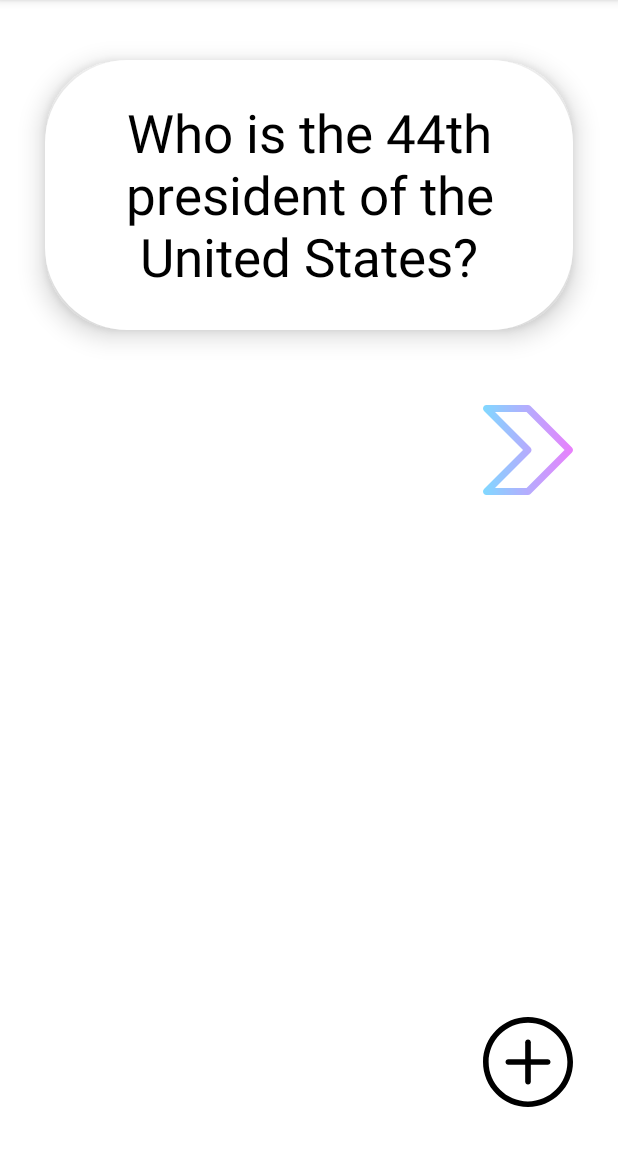
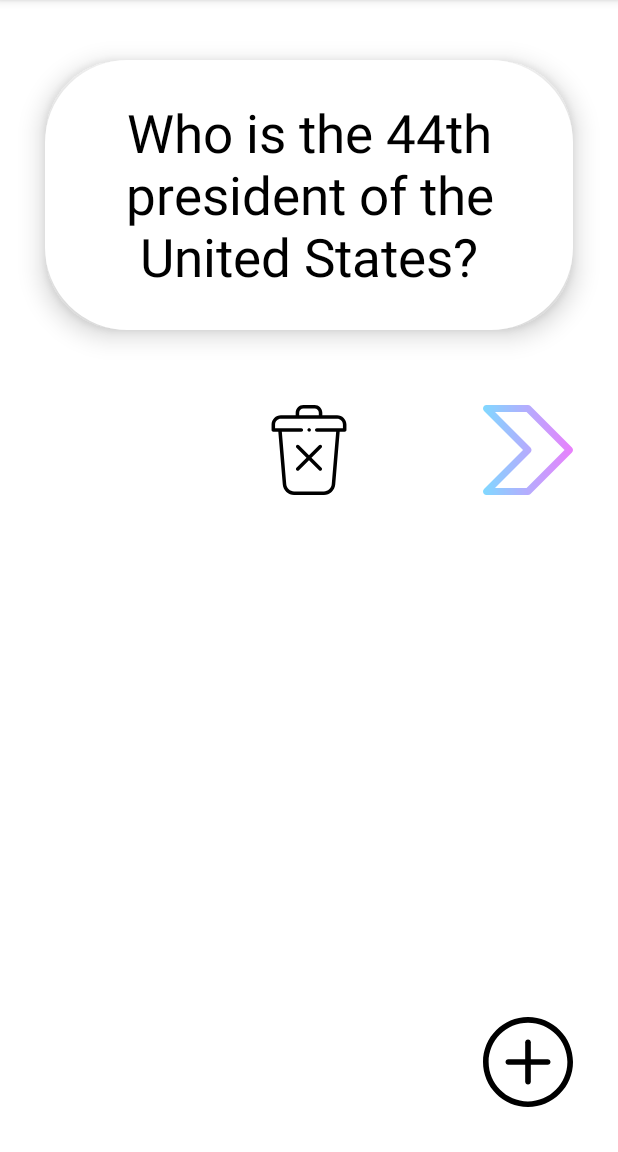
Before and after one commit to RobotPirate/FlashcardApp, an Android app: the screen it shows after launch (MainActivity), on a phone screen of 412 x 824 dp, the part 84-1236 px from its top. Run offline under Robolectric (Android 15) with nearby library versions, the phone set to English and light mode, and no system bars; our stand-ins replace Room's generated code.

Commit message:
Added delete card functionality

```diff
--- /dev/null
+++ b/app/src/main/res/drawable/ic_delete.xml
@@ -0,0 +1,15 @@
+<vector xmlns:android="http://schemas.android.com/apk/res/android"
+    android:width="512dp"
+    android:height="512dp"
+    android:viewportWidth="512"
+    android:viewportHeight="512">
+  <path
+      android:fillColor="#FF000000"
+      android:pathData="m415.777,58.077h-83.977v-14.183c0.001,-24.204 -19.69,-43.894 -43.893,-43.894h-63.814c-24.203,0 -43.894,19.69 -43.894,43.894v14.184h-83.976c-29.34,0 -53.21,23.87 -53.21,53.21v30.466c0,5.522 4.478,10 10,10h28.397l25.358,301.106c1.362,16.172 8.691,31.126 20.639,42.109 11.947,10.982 27.463,17.031 43.692,17.031h169.803c16.229,0 31.745,-6.049 43.692,-17.031 11.947,-10.983 19.276,-25.938 20.638,-42.109l25.358,-301.106h28.397c5.522,0 10,-4.478 10,-10v-30.466c0,-29.341 -23.87,-53.211 -53.21,-53.211zM200.199,43.894c0,-13.175 10.719,-23.894 23.894,-23.894h63.814c13.175,0 23.894,10.719 23.894,23.894v14.184h-111.602zM448.987,131.753h-148.686c-5.522,0 -10,4.478 -10,10s4.478,10 10,10h110.218l-25.217,299.429c-1.927,22.889 -21.43,40.818 -44.4,40.818h-169.803c-22.97,0 -42.473,-17.93 -44.4,-40.818l-25.217,-299.429h110.823c5.522,0 10,-4.478 10,-10s-4.478,-10 -10,-10h-149.292v-20.466c0,-18.313 14.897,-33.21 33.21,-33.21h319.555c18.313,0 33.21,14.897 33.21,33.21v20.466z"/>
+  <path
+      android:fillColor="#FF000000"
+      android:pathData="m198.959,229.392c-3.906,-3.904 -10.236,-3.904 -14.143,0 -3.905,3.905 -3.905,10.237 0,14.143l57.041,57.041 -57.041,57.041c-3.905,3.905 -3.905,10.237 0,14.143 1.953,1.952 4.512,2.929 7.071,2.929s5.118,-0.977 7.071,-2.929l57.042,-57.042 57.041,57.041c1.953,1.952 4.512,2.929 7.071,2.929s5.118,-0.977 7.071,-2.929c3.905,-3.905 3.905,-10.237 0,-14.143l-57.041,-57.041 57.041,-57.041c3.905,-3.905 3.905,-10.237 0,-14.143 -3.906,-3.904 -10.236,-3.904 -14.143,0l-57.04,57.042z"/>
+  <path
+      android:fillColor="#FF000000"
+      android:pathData="m247.77,145.58c2.097,5.029 8.008,7.492 13.05,5.41 5.04,-2.081 7.488,-8.03 5.41,-13.061 -2.08,-5.037 -8.025,-7.493 -13.06,-5.41 -5.05,2.09 -7.463,8.025 -5.4,13.061z"/>
+</vector>
--- a/app/src/main/res/layout/activity_main.xml
+++ b/app/src/main/res/layout/activity_main.xml
@@ -42,6 +42,16 @@
         android:textColor="@color/colorBlack"
         android:textSize="40sp"
         android:gravity="center" />
+
+    <ImageView
+        android:id="@+id/delete"
+        android:src="@drawable/ic_delete"
+        android:layout_below="@+id/flashcard_question"
+        android:layout_centerHorizontal="true"
+        android:layout_width="60dp"
+        android:layout_height="60dp"
+        android:layout_marginTop="50dp"
+        />
 
     <ImageView
         android:id="@+id/next"
--- a/app/src/main/res/values/strings.xml
+++ b/app/src/main/res/values/strings.xml
@@ -5,4 +5,5 @@
     <string name="george_bush">George Bush</string>
     <string name="richard_nixon">Richard Nixon</string>
     <string name="barack_obama">Barack Obama</string>
+    <string name="AddCardPrompt">Add a flashcard</string>
 </resources>
```
Also changed, not shown: app/src/main/java/com/example/cerina/flashcardapp/MainActivity.java (+47 -2 lines), 1 other file.
